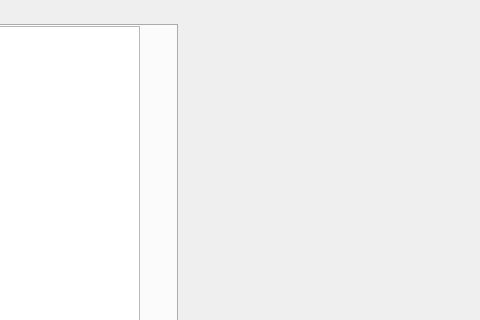
Above: mainwindow.ui from michielskobe/advanced-programming-techniques-final-project before the change; both pictures show x 633 to 1113 and y 0 to 320 of the 1113 by 906 pixel window. Below: the same form after it.
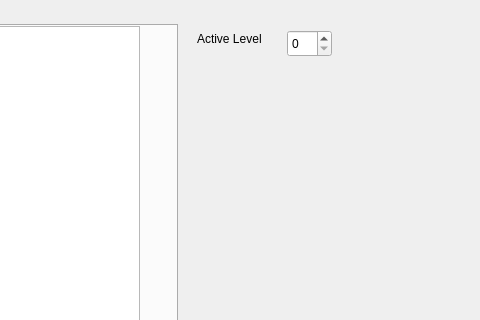
That is the form after the change.

Commit message: Changing current level from UI

```diff
--- a/mainwindow.ui
+++ b/mainwindow.ui
@@ -173,6 +173,32 @@
      <string>Health</string>
     </property>
    </widget>
+   <widget class="QSpinBox" name="activeLevelBox">
+    <property name="geometry">
+     <rect>
+      <x>920</x>
+      <y>30</y>
+      <width>45</width>
+      <height>27</height>
+     </rect>
+    </property>
+    <property name="maximum">
+     <number>1</number>
+    </property>
+   </widget>
+   <widget class="QLabel" name="health_label_2">
+    <property name="geometry">
+     <rect>
+      <x>830</x>
+      <y>30</y>
+      <width>81</width>
+      <height>18</height>
+     </rect>
+    </property>
+    <property name="text">
+     <string>Active Level</string>
+    </property>
+   </widget>
   </widget>
   <widget class="QMenuBar" name="menubar">
    <property name="geometry">
```
The commit also changes 3 other files.
